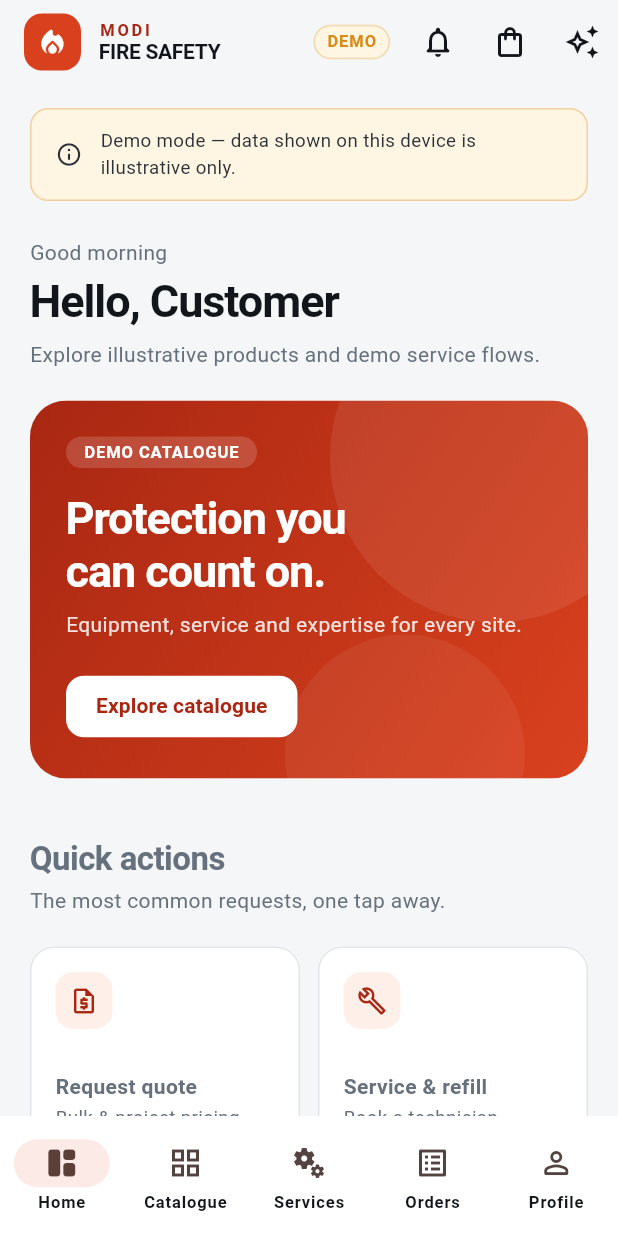
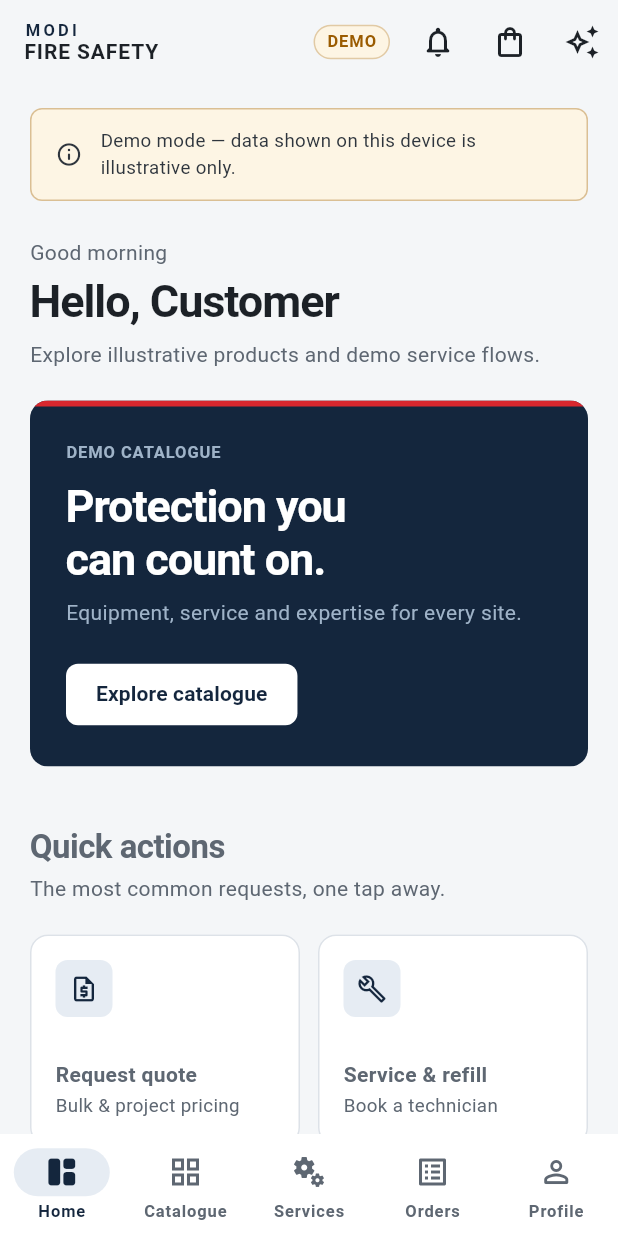
Before and after one commit to tejaskhanna989/modi-fire-safety-app, a Flutter app: the screen it shows after launch, on a phone screen of 412 x 824 dp. Run offline on Flutter 3.47's test engine with Material 3 defaults, Android fonts, the phone set to English and light mode, and no system bars; accounts and stored records are empty.

Commit message:
Design system: brand palette, components, text-based brand, flat hero, docs
Co-authored-by: arena-agent <297053741+arena-agent@users.noreply.github.com>

```diff
--- a/lib/core/theme/app_colors.dart
+++ b/lib/core/theme/app_colors.dart
@@ -1,41 +1,60 @@
 import 'package:flutter/material.dart';
 
-/// Brand palette for Modi Fire Safety.
+/// Colour tokens for Modi Fire Safety.
 ///
-/// Kept as hard-coded token values so the design system does not depend on
-/// generated colours or a remote design source.
+/// Brand direction (proposed):
+/// - Primary: Deep Navy `#14263D` — buttons, active navigation, key data.
+/// - Secondary: Safety Red `#D9272E` — accents and safety-critical highlights.
+/// - Background: Soft Grey `#F4F6F8`. Surfaces: White `#FFFFFF`.
+/// - Text: dark charcoal. Secondary text: neutral grey.
+///
+/// Feature code must use these tokens (never raw hex or `Colors.*` for brand
+/// or text colours). Semantic colours exist for status only.
 class AppColors {
   const AppColors._();
 
-  // Primary fire palette
-  static const Color flame = Color(0xFFD9411E);
-  static const Color flameDeep = Color(0xFFA92712);
-  static const Color flameLight = Color(0xFFFF7A52);
-  static const Color flameTint = Color(0xFFFFEFE9);
+  // ---- Brand -------------------------------------------------------------
+  static const Color navy = Color(0xFF14263D);
+  static const Color navyDeep = Color(0xFF0E1B2C);
+  static const Color navyLight = Color(0xFF9FB3C8);
+  static const Color navyTint = Color(0xFFE6ECF3);
 
-  // neutrals
-  static const Color ink = Color(0xFF12161B);
-  static const Color inkSoft = Color(0xFF2B3138);
-  static const Color slate = Color(0xFF66717E);
-  static const Color mist = Color(0xFFF4F6F8);
-  static const Color paper = Color(0xFFFFFFFF);
-  static const Color line = Color(0xFFE2E6EA);
+  static const Color safetyRed = Color(0xFFD9272E);
+  static const Color safetyRedDeep = Color(0xFFB01F25);
+  static const Color safetyRedLight = Color(0xFFFF6B70);
+  static const Color safetyRedTint = Color(0xFFFCE9EA);
 
-  // Dark theme
-  static const Color darkBg = Color(0xFF0C1014);
-  static const Color darkSurface = Color(0xFF151B21);
-  static const Color darkSurfaceAlt = Color(0xFF1D252C);
-  static const Color darkInk = Color(0xFFF2F5F7);
-  static const Color darkMuted = Color(0xFF9DA8B3);
-  static const Color darkLine = Color(0xFF29313A);
+  static const Color softGrey = Color(0xFFF4F6F8);
+  static const Color white = Color(0xFFFFFFFF);
 
-  // Semantic
-  static const Color amber = Color(0xFFD98916);
-  static const Color amberTint = Color(0xFFFFF5E3);
-  static const Color success = Color(0xFF23855C);
-  static const Color successTint = Color(0xFFE7F5EE);
-  static const Color info = Color(0xFF2B6CA8);
-  static const Color infoTint = Color(0xFFE8F1F9);
+  // ---- Text and lines (light) -------------------------------------------
+  /// Dark charcoal — primary text.
+  static const Color ink = Color(0xFF1C2127);
+
+  /// Slightly lighter charcoal for dense secondary copy.
+  static const Color inkSoft = Color(0xFF2E353D);
+
+  /// Neutral grey — secondary text and captions.
+  static const Color slate = Color(0xFF5E6772);
+
+  /// Hairlines, card borders and input outlines.
+  static const Color line = Color(0xFFDDE2E8);
+
+  // ---- Dark theme --------------------------------------------------------
+  static const Color darkBg = Color(0xFF0B1420);
+  static const Color darkSurface = Color(0xFF111D2D);
+  static const Color darkSurfaceAlt = Color(0xFF182739);
+  static const Color darkInk = Color(0xFFF2F5F8);
+  static const Color darkMuted = Color(0xFFA7B4C2);
+  static const Color darkLine = Color(0xFF2A3A4F);
+
+  // ---- Semantic (status only) -------------------------------------------
+  static const Color amber = Color(0xFF9A5B00);
+  static const Color amberTint = Color(0xFFFDF5E4);
+  static const Color success = Color(0xFF1E7A4F);
+  static const Color successTint = Color(0xFFE6F4EC);
+  static const Color info = Color(0xFF2B5C8A);
+  static const Color infoTint = Color(0xFFE7EEF6);
   static const Color danger = Color(0xFFB3261E);
   static const Color dangerTint = Color(0xFFFDECEA);
 }
--- a/lib/core/theme/app_radius.dart
+++ b/lib/core/theme/app_radius.dart
@@ -2,9 +2,9 @@
 class AppRadius {
   const AppRadius._();
 
-  static const double sm = 8;
-  static const double md = 12;
-  static const double lg = 16;
-  static const double xl = 24;
+  static const double sm = 6;
+  static const double md = 8;
+  static const double lg = 12;
+  static const double xl = 16;
   static const double pill = 999;
 }
--- a/lib/core/theme/app_theme.dart
+++ b/lib/core/theme/app_theme.dart
@@ -7,6 +7,12 @@ import 'app_typography.dart';
 
 /// Central ThemeData construction. Nothing in feature code should create a
 /// ThemeData of its own.
+///
+/// Component rules encoded here (so screens don't restyle them):
+/// - Primary actions: Deep Navy filled buttons.
+/// - Accent: Safety Red (used sparingly, never for body text or large fills).
+/// - Cards and inputs: white surface, hairline border, no elevation or shadow.
+/// - Bottom navigation: white bar, navy tinted indicator, navy active label.
 class AppTheme {
   const AppTheme._();
 
@@ -16,54 +22,94 @@ class AppTheme {
   static ThemeData _build(Brightness brightness) {
     final isDark = brightness == Brightness.dark;
 
+    final primary = isDark ? AppColors.navyLight : AppColors.navy;
+    final onPrimary = isDark ? AppColors.navyDeep : AppColors.white;
+    final surface = isDark ? AppColors.darkSurface : AppColors.white;
+    final onSurface = isDark ? AppColors.darkInk : AppColors.ink;
+    final outline = isDark ? AppColors.darkLine : AppColors.line;
+    final background = isDark ? AppColors.darkBg : AppColors.softGrey;
+    final muted = isDark ? AppColors.darkMuted : AppColors.slate;
+
     final scheme = ColorScheme.fromSeed(
-      seedColor: AppColors.flame,
+      seedColor: AppColors.navy,
       brightness: brightness,
     ).copyWith(
-      primary: isDark ? AppColors.flameLight : AppColors.flameDeep,
-      onPrimary: Colors.white,
-      secondary: AppColors.amber,
-      onSecondary: AppColors.ink,
-      surface: isDark ? AppColors.darkSurface : AppColors.paper,
-      onSurface: isDark ? AppColors.darkInk : AppColors.ink,
-      outline: isDark ? AppColors.darkLine : AppColors.line,
+      primary: primary,
+      onPrimary: onPrimary,
+      secondary: AppColors.safetyRed,
+      onSecondary: AppColors.white,
+      error: AppColors.danger,
+      surface: surface,
+      onSurface: onSurface,
+      outline: outline,
+      surfaceTint: Colors.transparent,
     );
 
     final buttonShape = RoundedRectangleBorder(
       borderRadius: BorderRadius.circular(AppRadius.md),
     );
+    final cardShape = RoundedRectangleBorder(
+      borderRadius: BorderRadius.circular(AppRadius.lg),
+      side: BorderSide(color: outline),
+    );
+    final inputBorder = OutlineInputBorder(
+      borderRadius: BorderRadius.circular(AppRadius.md),
+      borderSide: BorderSide(color: outline),
+    );
 
     return ThemeData(
       useMaterial3: true,
+      brightness: brightness,
       colorScheme: scheme,
       textTheme: AppTypography.textTheme(brightness),
-      scaffoldBackgroundColor: isDark ? AppColors.darkBg : AppColors.mist,
-      dividerColor: scheme.outline,
+      scaffoldBackgroundColor: background,
+      dividerColor: outline,
       visualDensity: VisualDensity.adaptivePlatformDensity,
+      splashFactory: InkRipple.splashFactory,
       appBarTheme: AppBarTheme(
-        backgroundColor: isDark ? AppColors.darkBg : AppColors.mist,
+        backgroundColor: background,
+        foregroundColor: onSurface,
         surfaceTintColor: Colors.transparent,
         elevation: 0,
         scrolledUnderElevation: 0,
         centerTitle: false,
-        titleTextStyle: AppTypography.titleLarge.copyWith(color: scheme.onSurface),
-        iconTheme: IconThemeData(color: scheme.onSurface),
+        titleTextStyle: AppTypography.titleLarge.copyWith(color: onSurface),
+        iconTheme: IconThemeData(color: onSurface),
+      ),
+      cardTheme: CardTheme(
+        color: surface,
+        elevation: 0,
+        surfaceTintColor: Colors.transparent,
+        margin: EdgeInsets.zero,
+        shape: cardShape,
       ),
       navigationBarTheme: NavigationBarThemeData(
-        backgroundColor: isDark ? AppColors.darkSurface : AppColors.paper,
+        backgroundColor: surface,
         surfaceTintColor: Colors.transparent,
         elevation: 0,
+        height: 68,
         indicatorColor: isDark
-            ? AppColors.flame.withOpacity(0.24)
-            : AppColors.flame.withOpacity(0.11),
-        labelTextStyle: MaterialStateProperty.all(
-          AppTypography.labelSmall.copyWith(color: scheme.onSurface),
-        ),
+            ? AppColors.navyLight.withOpacity(0.18)
+            : AppColors.navyTint,
+        iconTheme: MaterialStateProperty.resolveWith((states) {
+          final selected = states.contains(MaterialState.selected);
+          return IconThemeData(
+            color: selected ? primary : muted,
+            size: 24,
+          );
+        }),
+        labelTextStyle: MaterialStateProperty.resolveWith((states) {
+          final selected = states.contains(MaterialState.selected);
+          return AppTypography.labelSmall.copyWith(
+            color: selected ? primary : muted,
+          );
+        }),
       ),
       filledButtonTheme: FilledButtonThemeData(
         style: FilledButton.styleFrom(
-          backgroundColor: scheme.primary,
-          foregroundColor: scheme.onPrimary,
+          backgroundColor: primary,
+          foregroundColor: onPrimary,
+          elevation: 0,
           shape: buttonShape,
           padding: const EdgeInsets.symmetric(
             horizontal: AppSpacing.xl,
@@ -74,8 +120,8 @@ class AppTheme {
       ),
       outlinedButtonTheme: OutlinedButtonThemeData(
         style: OutlinedButton.styleFrom(
-          foregroundColor: scheme.primary,
-          side: BorderSide(color: scheme.outline),
+          foregroundColor: primary,
+          side: BorderSide(color: outline),
           shape: buttonShape,
           padding: const EdgeInsets.symmetric(
             horizontal: AppSpacing.xl,
@@ -84,41 +130,46 @@ class AppTheme {
           textStyle: AppTypography.labelLarge,
         ),
       ),
+      textButtonTheme: TextButtonThemeData(
+        style: TextButton.styleFrom(
+          foregroundColor: primary,
+          textStyle: AppTypography.labelLarge,
+        ),
+      ),
       inputDecorationTheme: InputDecorationTheme(
         filled: true,
-        fillColor: isDark ? AppColors.darkSurfaceAlt : AppColors.paper,
+        fillColor: isDark ? AppColors.darkSurfaceAlt : AppColors.white,
         contentPadding: const EdgeInsets.symmetric(
           horizontal: AppSpacing.lg,
           vertical: AppSpacing.lg,
         ),
-        border: OutlineInputBorder(
-          borderRadius: BorderRadius.circular(AppRadius.md),
-          borderSide: BorderSide(color: scheme.outline),
-        ),
-        enabledBorder: OutlineInputBorder(
-          borderRadius: BorderRadius.circular(AppRadius.md),
-          borderSide: BorderSide(color: scheme.outline),
-        ),
+        border: inputBorder,
+        enabledBorder: inputBorder,
         focusedBorder: OutlineInputBorder(
           borderRadius: BorderRadius.circular(AppRadius.md),
-          borderSide: BorderSide(color: scheme.primary, width: 1.6),
+          borderSide: BorderSide(color: primary, width: 1.5),
         ),
-        labelStyle: AppTypography.bodyMedium.copyWith(color: scheme.onSurface),
-        hintStyle: AppTypography.bodyMedium.copyWith(color: scheme.onSurface.withOpacity(0.5)),
+        errorBorder: OutlineInputBorder(
+          borderRadius: BorderRadius.circular(AppRadius.md),
+          borderSide: const BorderSide(color: AppColors.danger),
+        ),
+        labelStyle: AppTypography.bodyMedium.copyWith(color: muted),
+        hintStyle: AppTypography.bodyMedium.copyWith(color: muted),
       ),
       chipTheme: ChipThemeData(
+        backgroundColor: surface,
+        side: BorderSide(color: outline),
         shape: RoundedRectangleBorder(
           borderRadius: BorderRadius.circular(AppRadius.pill),
-          side: BorderSide(color: scheme.outline),
         ),
-        labelStyle: AppTypography.labelMedium.copyWith(color: scheme.onSurface),
+        labelStyle: AppTypography.labelMedium.copyWith(color: onSurface),
         padding: const EdgeInsets.symmetric(
           horizontal: AppSpacing.sm,
           vertical: AppSpacing.xs,
         ),
       ),
       bottomSheetTheme: BottomSheetThemeData(
-        backgroundColor: isDark ? AppColors.darkSurface : AppColors.paper,
+        backgroundColor: surface,
         surfaceTintColor: Colors.transparent,
         shape: const RoundedRectangleBorder(
           borderRadius: BorderRadius.vertical(
--- a/lib/core/utils/product_visuals.dart
+++ b/lib/core/utils/product_visuals.dart
@@ -35,7 +35,7 @@ class ProductVisuals {
   static Color tintForCategory(String categoryId) {
     switch (categoryId) {
       case 'extinguishers':
-        return AppColors.flameTint;
+        return AppColors.safetyRedTint;
       case 'alarms':
         return AppColors.amberTint;
       case 'hoses':
@@ -43,15 +43,15 @@ class ProductVisuals {
       case 'blankets':
         return AppColors.successTint;
       case 'ppe':
-        return AppColors.mist;
+        return AppColors.softGrey;
       case 'first-aid':
         return AppColors.successTint;
       case 'signage':
         return AppColors.amberTint;
       case 'kitchen':
-        return AppColors.flameTint;
+        return AppColors.safetyRedTint;
       default:
-        return AppColors.mist;
+        return AppColors.softGrey;
     }
   }
 }
--- a/lib/core/widgets/app_app_bar.dart
+++ b/lib/core/widgets/app_app_bar.dart
@@ -8,6 +8,7 @@ import '../../core/theme/app_colors.dart';
 import '../../core/theme/app_radius.dart';
 import '../../core/theme/app_spacing.dart';
 import '../../core/theme/app_typography.dart';
+import 'brand_wordmark.dart';
 
 /// Shared top bar. Keeps branding, mode visibility and global actions
 /// consistent on every screen.
@@ -77,43 +78,7 @@ class _Brand extends StatelessWidget {
   @override
   Widget build(BuildContext context) {
     if (!showBrand) return const SizedBox.shrink();
-
-    return Row(
-      mainAxisSize: MainAxisSize.min,
-      children: <Widget>[
-        Container(
-          width: 38,
-          height: 38,
-          decoration: BoxDecoration(
-            color: context.isDark ? AppColors.flameDeep : AppColors.flame,
-            borderRadius: BorderRadius.circular(AppRadius.md),
-          ),
-          child: const Icon(
-            Icons.local_fire_department_rounded,
-            color: Colors.white,
-            size: 22,
-          ),
-        ),
-        const SizedBox(width: AppSpacing.md),
-        Column(
-          crossAxisAlignment: CrossAxisAlignment.start,
-          mainAxisSize: MainAxisSize.min,
-          children: <Widget>[
-            Text(
-              'MODI',
-              style: AppTypography.labelSmall.copyWith(
-                color: context.scheme.primary,
-                letterSpacing: 1.8,
-              ),
-            ),
-            Text(
-              'FIRE SAFETY',
-              style: AppTypography.titleSmall.copyWith(height: 1.1),
-            ),
-          ],
-        ),
-      ],
-    );
+    return const BrandWordmark();
   }
 }
 
--- a/lib/core/widgets/app_empty_state.dart
+++ b/lib/core/widgets/app_empty_state.dart
@@ -36,13 +36,13 @@ class AppEmptyState extends StatelessWidget {
               width: 72,
               height: 72,
               decoration: BoxDecoration(
-                color: isDark ? AppColors.darkSurfaceAlt : AppColors.flameTint,
+                color: isDark ? AppColors.darkSurfaceAlt : AppColors.navyTint,
                 borderRadius: BorderRadius.circular(AppRadius.xl),
               ),
               child: Icon(
                 icon,
                 size: 32,
-                color: isDark ? AppColors.flameLight : AppColors.flameDeep,
+                color: isDark ? AppColors.navyLight : AppColors.navy,
               ),
             ),
             const SizedBox(height: AppSpacing.xl),
--- /dev/null
+++ b/lib/core/widgets/brand_wordmark.dart
@@ -0,0 +1,44 @@
+import 'package:flutter/material.dart';
+
+import '../theme/app_colors.dart';
+import '../theme/app_typography.dart';
+
+/// Temporary text-only brand treatment. No logo asset has been supplied, so
+/// this is typography only. Replace the body of this widget (and nowhere
+/// else) when an approved logo is available.
+class BrandWordmark extends StatelessWidget {
+  const BrandWordmark({super.key, this.onDark = false});
+
+  /// Use light text colours when placed on a navy surface.
+  final bool onDark;
+
+  @override
+  Widget build(BuildContext context) {
+    final primary = onDark ? AppColors.white : AppColors.navy;
+    final secondary = onDark ? AppColors.navyLight : AppColors.ink;
+
+    return Column(
+      crossAxisAlignment: CrossAxisAlignment.start,
+      mainAxisSize: MainAxisSize.min,
+      children: <Widget>[
+        Text(
+          'MODI',
+          style: AppTypography.labelSmall.copyWith(
+            color: primary,
+            letterSpacing: 2.2,
+            fontWeight: FontWeight.w700,
+          ),
+        ),
+        Text(
+          'FIRE SAFETY',
+          style: AppTypography.titleSmall.copyWith(
+            color: secondary,
+            height: 1.1,
+            letterSpacing: 0.6,
+            fontWeight: FontWeight.w700,
+          ),
+        ),
+      ],
+    );
+  }
+}
--- a/lib/core/widgets/coming_soon_page.dart
+++ b/lib/core/widgets/coming_soon_page.dart
@@ -39,13 +39,13 @@ class ComingSoonPage extends StatelessWidget {
                 width: 96,
                 height: 96,
                 decoration: BoxDecoration(
-                  color: isDark ? AppColors.darkSurfaceAlt : AppColors.flameTint,
+                  color: isDark ? AppColors.darkSurfaceAlt : AppColors.navyTint,
                   borderRadius: BorderRadius.circular(AppRadius.xl),
                 ),
                 child: Icon(
                   Icons.construction_rounded,
                   size: 42,
-                  color: isDark ? AppColors.flameLight : AppColors.flameDeep,
+                  color: isDark ? AppColors.navyLight : AppColors.navy,
                 ),
               ),
               const SizedBox(height: AppSpacing.xxl),
--- a/lib/core/widgets/simulated_qr_view.dart
+++ b/lib/core/widgets/simulated_qr_view.dart
@@ -74,7 +74,7 @@ class _MatrixPainter extends CustomPainter {
   void paint(Canvas canvas, Size size) {
     final cell = size.width / matrix.length;
     final paint = Paint()
-      ..color = AppColors.flameDeep
+      ..color = AppColors.navy
       ..style = PaintingStyle.fill;
 
     for (var y = 0; y < matrix.length; y++) {
--- a/lib/core/widgets/status_badge.dart
+++ b/lib/core/widgets/status_badge.dart
@@ -22,7 +22,7 @@ class StatusBadge extends StatelessWidget {
         case RequestStatus.draft:
           label = s.label;
           foreground = AppColors.slate;
-          background = AppColors.mist;
+          background = AppColors.softGrey;
           break;
         case RequestStatus.submitted:
           label = s.label;
@@ -62,7 +62,7 @@ class StatusBadge extends StatelessWidget {
     } else {
       label = status.toString().toUpperCase();
       foreground = AppColors.slate;
-      background = AppColors.mist;
+      background = AppColors.softGrey;
     }
 
     return AppBadge(label: label, foreground: foreground, background: background);
--- a/lib/features/cart/presentation/cart_page.dart
+++ b/lib/features/cart/presentation/cart_page.dart
@@ -139,7 +139,7 @@ class _CartLine extends StatelessWidget {
             ),
             child: Icon(
               icon,
-              color: context.isDark ? context.scheme.primary : AppColors.flameDeep,
+              color: context.isDark ? context.scheme.primary : AppColors.navy,
             ),
           ),
           const SizedBox(width: AppSpacing.lg),
--- a/lib/features/catalogue/presentation/product_card.dart
+++ b/lib/features/catalogue/presentation/product_card.dart
@@ -1,6 +1,7 @@
 import 'package:flutter/material.dart';
 
 import '../../../core/extensions/context_extensions.dart';
+import '../../../core/theme/app_colors.dart';
 import '../../../core/theme/app_radius.dart';
 import '../../../core/theme/app_spacing.dart';
 import '../../../core/theme/app_typography.dart';
@@ -47,7 +48,7 @@ class ProductCard extends StatelessWidget {
                 size: 38,
                 color: context.isDark
                     ? Theme.of(context).colorScheme.primary
-                    : Colors.black87,
+                    : AppColors.inkSoft,
               ),
             ),
           ),
--- a/lib/features/catalogue/presentation/product_detail_page.dart
+++ b/lib/features/catalogue/presentation/product_detail_page.dart
@@ -51,7 +51,7 @@ class ProductDetailPage extends StatelessWidget {
                 size: 84,
                 color: context.isDark
                     ? context.scheme.primary
-                    : AppColors.flameDeep,
+                    : AppColors.navy,
               ),
             ),
             const SizedBox(height: AppSpacing.xxl),
--- a/lib/features/home/presentation/home_page.dart
+++ b/lib/features/home/presentation/home_page.dart
@@ -178,43 +178,19 @@ class _HeroCard extends StatelessWidget {
 
   @override
   Widget build(BuildContext context) {
+    // Flat navy panel with a single safety-red accent line. No gradients,
+    // decorative shapes or shadows.
     return ClipRRect(
-      borderRadius: BorderRadius.circular(AppRadius.xl),
+      borderRadius: BorderRadius.circular(AppRadius.lg),
       child: Container(
-        decoration: const BoxDecoration(
-          gradient: LinearGradient(
-            begin: Alignment.topLeft,
-            end: Alignment.bottomRight,
-            colors: <Color>[AppColors.flameDeep, AppColors.flame],
-          ),
-        ),
-        child: ConstrainedBox(
-          constraints: const BoxConstraints(minHeight: 218),
-          child: Stack(
+        color: AppColors.navy,
+        child: Column(
+          crossAxisAlignment: CrossAxisAlignment.stretch,
+          mainAxisSize: MainAxisSize.min,
           children: <Widget>[
-            Positioned(
-              right: -48,
-              top: -72,
-              child: Container(
-                width: 220,
-                height: 220,
-                decoration: BoxDecoration(
-                  shape: BoxShape.circle,
-                  color: Colors.white.withOpacity(0.08),
-                ),
-              ),
-            ),
-            Positioned(
-              right: 42,
-              bottom: -64,
-              child: Container(
-                width: 160,
-                height: 160,
-                decoration: BoxDecoration(
-                  shape: BoxShape.circle,
-                  color: Colors.white.withOpacity(0.06),
-                ),
-              ),
+            const SizedBox(
+              height: 4,
+              child: ColoredBox(color: AppColors.safetyRed),
             ),
             Padding(
               padding: const EdgeInsets.all(AppSpacing.xxl),
@@ -222,39 +198,30 @@ class _HeroCard extends StatelessWidget {
                 crossAxisAlignment: CrossAxisAlignment.start,
                 mainAxisSize: MainAxisSize.min,
                 children: <Widget>[
-                  Container(
-                    padding: const EdgeInsets.symmetric(
-                      horizontal: AppSpacing.md,
-                      vertical: AppSpacing.xs,
-                    ),
-                    decoration: BoxDecoration(
-                      color: Colors.white.withOpacity(0.16),
-                      borderRadius: BorderRadius.circular(AppRadius.pill),
-                    ),
-                    child: Text(
-                      'DEMO CATALOGUE',
-                      style: AppTypography.labelSmall.copyWith(color: Colors.white),
-                    ),
+                  Text(
+                    'DEMO CATALOGUE',
+                    style: AppTypography.labelSmall
+                        .copyWith(color: AppColors.navyLight),
                   ),
-                  const SizedBox(height: AppSpacing.lg),
+                  const SizedBox(height: AppSpacing.md),
                   Text(
                     'Protection you\ncan count on.',
-                    style: AppTypography.displayMedium.copyWith(color: Colors.white),
+                    style: AppTypography.displayMedium
+                        .copyWith(color: AppColors.white),
                   ),
                   const SizedBox(height: AppSpacing.sm),
                   Text(
                     'Equipment, service and expertise for every site.',
-                    style: AppTypography.bodyMedium.copyWith(
-                      color: Colors.white.withOpacity(0.86),
-                    ),
+                    style: AppTypography.bodyMedium
+                        .copyWith(color: AppColors.navyLight),
                   ),
                   const SizedBox(height: AppSpacing.xl),
                   FilledButton(
                     onPressed: () =>
                         Navigator.of(context).pushNamed(AppRoutes.catalogue),
                     style: FilledButton.styleFrom(
-                      backgroundColor: Colors.white,
-                      foregroundColor: AppColors.flameDeep,
+                      backgroundColor: AppColors.white,
+                      foregroundColor: AppColors.navy,
                     ),
                     child: const Text('Explore catalogue'),
                   ),
@@ -262,7 +229,6 @@ class _HeroCard extends StatelessWidget {
               ),
             ),
           ],
-        ),
         ),
       ),
     );
@@ -286,13 +252,13 @@ class _QuickActionTile extends StatelessWidget {
             width: 38,
             height: 38,
             decoration: BoxDecoration(
-              color: context.isDark ? AppColors.darkSurfaceAlt : AppColors.flameTint,
+              color: context.isDark ? AppColors.darkSurfaceAlt : AppColors.navyTint,
               borderRadius: BorderRadius.circular(AppRadius.md),
             ),
             child: Icon(
               action.icon,
               size: 20,
-              color: context.isDark ? AppColors.flameLight : AppColors.flameDeep,
+              color: context.isDark ? AppColors.navyLight : AppColors.navy,
             ),
           ),
           Column(
```
Also changed, not shown: 1 other file.
